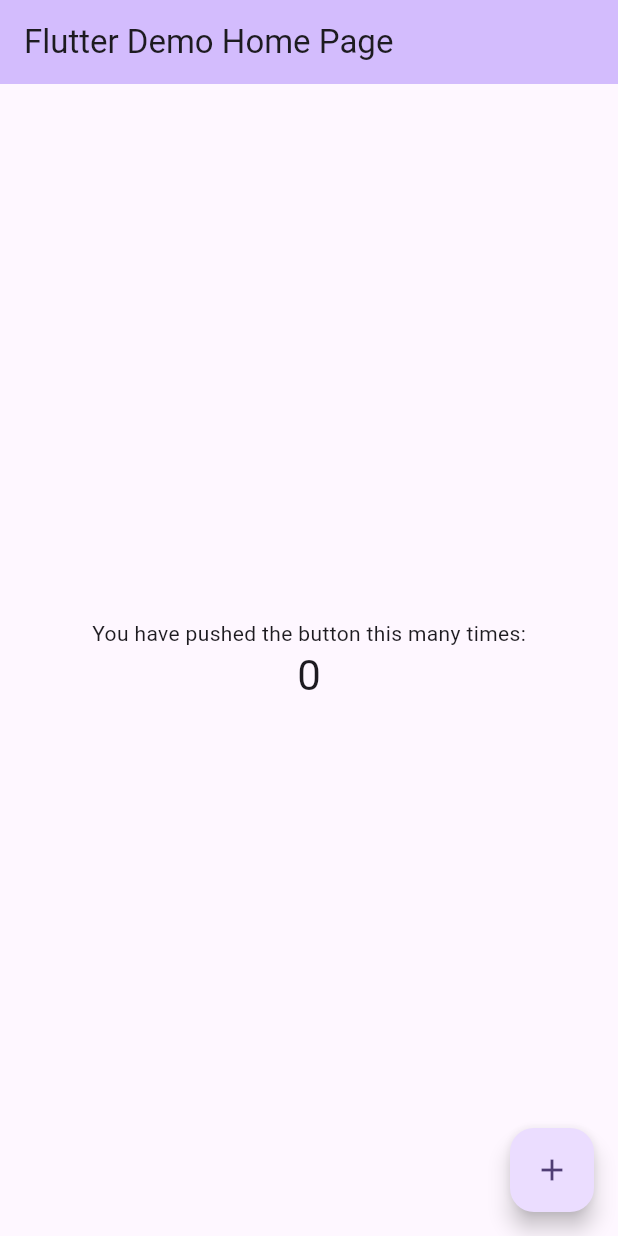
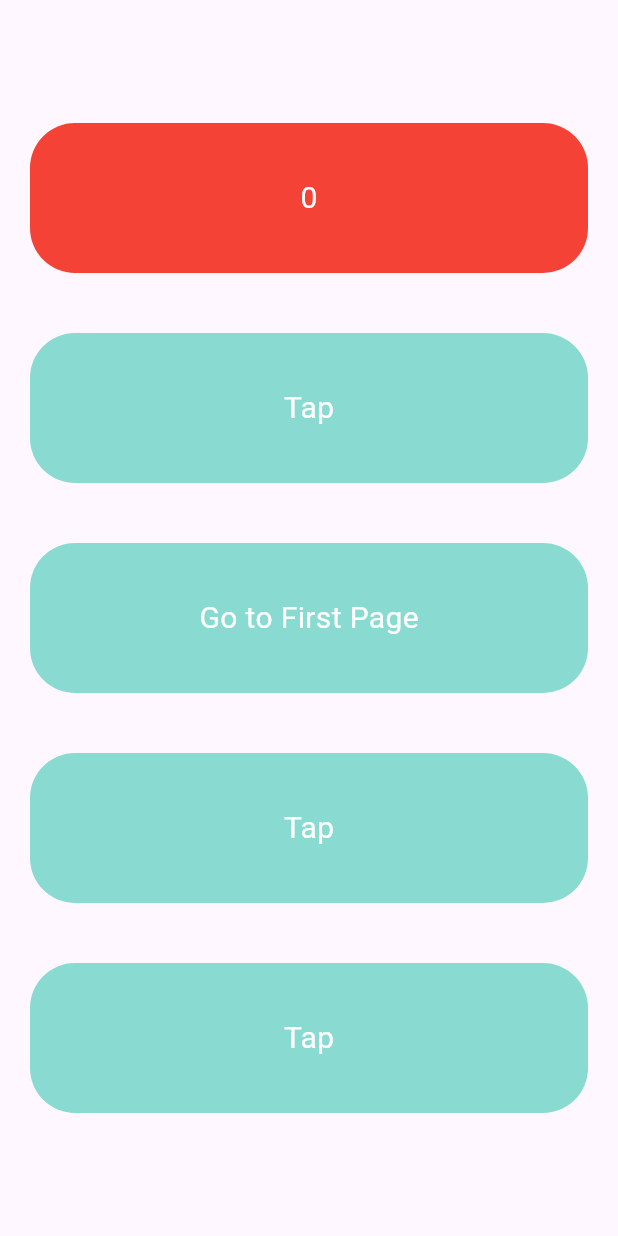
Before and after one commit to haxzzallian/flutter-statemanagement, a Flutter app: the screen it shows after launch, on a phone screen of 412 x 824 dp. Run offline on Flutter 3.47's test engine with Material 3 defaults, Android fonts, the phone set to English and light mode, and no system bars; our stand-ins replace get.

```diff
--- /dev/null
+++ b/lib/controllers/tap_controller.dart
@@ -0,0 +1,12 @@
+import 'package:get/get.dart';
+
+class TapController extends GetxController {
+  int _x = 0;
+
+  int get x => _x;
+  void increaseX() {
+    _x++;
+    update();
+    print(_x);
+  }
+}
--- /dev/null
+++ b/lib/home_page.dart
@@ -0,0 +1,111 @@
+import "package:flutter/material.dart";
+import "package:flutter_statemanagement/controllers/tap_controller.dart";
+import "package:get/get.dart";
+
+class HomePage extends StatelessWidget {
+  const HomePage({super.key});
+
+  @override
+  Widget build(BuildContext context) {
+    TapController controller = Get.put(TapController());
+    return Scaffold(
+      body: Container(
+        width: double.maxFinite,
+        height: double.maxFinite,
+        child: Column(
+          mainAxisAlignment: MainAxisAlignment.center,
+          children: [
+            GetBuilder<TapController>(
+              builder: (_) {
+                return Container(
+                  margin: const EdgeInsets.all(20),
+                  width: double.infinity,
+                  height: 100,
+                  decoration: BoxDecoration(
+                      borderRadius: BorderRadius.circular(30),
+                      color: Colors.red),
+                  child: Center(
+                    child: Text(
+                      controller.x.toString(),
+                      style: TextStyle(fontSize: 20, color: Colors.white),
+                    ),
+                  ),
+                );
+              },
+            ),
+            GestureDetector(
+              onTap: () {
+                controller.increaseX();
+              },
+              child: Container(
+                margin: const EdgeInsets.all(20),
+                width: double.infinity,
+                height: 100,
+                decoration: BoxDecoration(
+                    borderRadius: BorderRadius.circular(30),
+                    color: Color(0xFF89dad0)),
+                child: Center(
+                  child: Text(
+                    "Tap",
+                    style: TextStyle(fontSize: 20, color: Colors.white),
+                  ),
+                ),
+              ),
+            ),
+            GestureDetector(
+              onTap: () {},
+              child: Container(
+                margin: const EdgeInsets.all(20),
+                width: double.infinity,
+                height: 100,
+                decoration: BoxDecoration(
+                    borderRadius: BorderRadius.circular(30),
+                    color: Color(0xFF89dad0)),
+                child: Center(
+                  child: Text(
+                    "Go to First Page",
+                    style: TextStyle(fontSize: 20, color: Colors.white),
+                  ),
+                ),
+              ),
+            ),
+            GestureDetector(
+              onTap: () {},
+              child: Container(
+                margin: const EdgeInsets.all(20),
+                width: double.infinity,
+                height: 100,
+                decoration: BoxDecoration(
+                    borderRadius: BorderRadius.circular(30),
+                    color: Color(0xFF89dad0)),
+                child: Center(
+                  child: Text(
+                    "Tap",
+                    style: TextStyle(fontSize: 20, color: Colors.white),
+                  ),
+                ),
+              ),
+            ),
+            GestureDetector(
+              onTap: () {},
+              child: Container(
+                margin: const EdgeInsets.all(20),
+                width: double.infinity,
+                height: 100,
+                decoration: BoxDecoration(
+                    borderRadius: BorderRadius.circular(30),
+                    color: Color(0xFF89dad0)),
+                child: Center(
+                  child: Text(
+                    "Tap",
+                    style: TextStyle(fontSize: 20, color: Colors.white),
+                  ),
+                ),
+              ),
+            ),
+          ],
+        ),
+      ),
+    );
+  }
+}
--- a/lib/main.dart
+++ b/lib/main.dart
@@ -1,4 +1,5 @@
 import 'package:flutter/material.dart';
+import "./home_page.dart";
 
 void main() {
   runApp(const MyApp());
@@ -13,113 +14,10 @@ class MyApp extends StatelessWidget {
     return MaterialApp(
       title: 'Flutter Demo',
       theme: ThemeData(
-        // This is the theme of your application.
-        //
-        // TRY THIS: Try running your application with "flutter run". You'll see
-        // the application has a purple toolbar. Then, without quitting the app,
-        // try changing the seedColor in the colorScheme below to Colors.green
-        // and then invoke "hot reload" (save your changes or press the "hot
-        // reload" button in a Flutter-supported IDE, or press "r" if you used
-        // the command line to start the app).
-        //
-        // Notice that the counter didn't reset back to zero; the application
-        // state is not lost during the reload. To reset the state, use hot
-        // restart instead.
-        //
-        // This works for code too, not just values: Most code changes can be
-        // tested with just a hot reload.
         colorScheme: ColorScheme.fromSeed(seedColor: Colors.deepPurple),
         useMaterial3: true,
       ),
-      home: const MyHomePage(title: 'Flutter Demo Home Page'),
+      home: HomePage(),
     );
   }
 }
-
-class MyHomePage extends StatefulWidget {
-  const MyHomePage({super.key, required this.title});
-
-  // This widget is the home page of your application. It is stateful, meaning
-  // that it has a State object (defined below) that contains fields that affect
-  // how it looks.
-
-  // This class is the configuration for the state. It holds the values (in this
-  // case the title) provided by the parent (in this case the App widget) and
-  // used by the build method of the State. Fields in a Widget subclass are
-  // always marked "final".
-
-  final String title;
-
-  @override
-  State<MyHomePage> createState() => _MyHomePageState();
-}
-
-class _MyHomePageState extends State<MyHomePage> {
-  int _counter = 0;
-
-  void _incrementCounter() {
-    setState(() {
-      // This call to setState tells the Flutter framework that something has
-      // changed in this State, which causes it to rerun the build method below
-      // so that the display can reflect the updated values. If we changed
-      // _counter without calling setState(), then the build method would not be
-      // called again, and so nothing would appear to happen.
-      _counter++;
-    });
-  }
-
-  @override
-  Widget build(BuildContext context) {
-    // This method is rerun every time setState is called, for instance as done
-    // by the _incrementCounter method above.
-    //
-    // The Flutter framework has been optimized to make rerunning build methods
-    // fast, so that you can just rebuild anything that needs updating rather
-    // than having to individually change instances of widgets.
-    return Scaffold(
-      appBar: AppBar(
-        // TRY THIS: Try changing the color here to a specific color (to
-        // Colors.amber, perhaps?) and trigger a hot reload to see the AppBar
-        // change color while the other colors stay the same.
-        backgroundColor: Theme.of(context).colorScheme.inversePrimary,
-        // Here we take the value from the MyHomePage object that was created by
-        // the App.build method, and use it to set our appbar title.
-        title: Text(widget.title),
-      ),
-      body: Center(
-        // Center is a layout widget. It takes a single child and positions it
-        // in the middle of the parent.
-        child: Column(
-          // Column is also a layout widget. It takes a list of children and
-          // arranges them vertically. By default, it sizes itself to fit its
-          // children horizontally, and tries to be as tall as its parent.
-          //
-          // Column has various properties to control how it sizes itself and
-          // how it positions its children. Here we use mainAxisAlignment to
-          // center the children vertically; the main axis here is the vertical
-          // axis because Columns are vertical (the cross axis would be
-          // horizontal).
-          //
-          // TRY THIS: Invoke "debug painting" (choose the "Toggle Debug Paint"
-          // action in the IDE, or press "p" in the console), to see the
-          // wireframe for each widget.
-          mainAxisAlignment: MainAxisAlignment.center,
-          children: <Widget>[
-            const Text(
-              'You have pushed the button this many times:',
-            ),
-            Text(
-              '$_counter',
-              style: Theme.of(context).textTheme.headlineMedium,
-            ),
-          ],
-        ),
-      ),
-      floatingActionButton: FloatingActionButton(
-        onPressed: _incrementCounter,
-        tooltip: 'Increment',
-        child: const Icon(Icons.add),
-      ), // This trailing comma makes auto-formatting nicer for build methods.
-    );
-  }
-}
--- a/pubspec.yaml
+++ b/pubspec.yaml
@@ -35,6 +35,7 @@ dependencies:
   # The following adds the Cupertino Icons font to your application.
   # Use with the CupertinoIcons class for iOS style icons.
   cupertino_icons: ^1.0.2
+  get:
 
 dev_dependencies:
   flutter_test:
```
Also changed, not shown: lib/first_page.dart (added), pubspec.lock.
